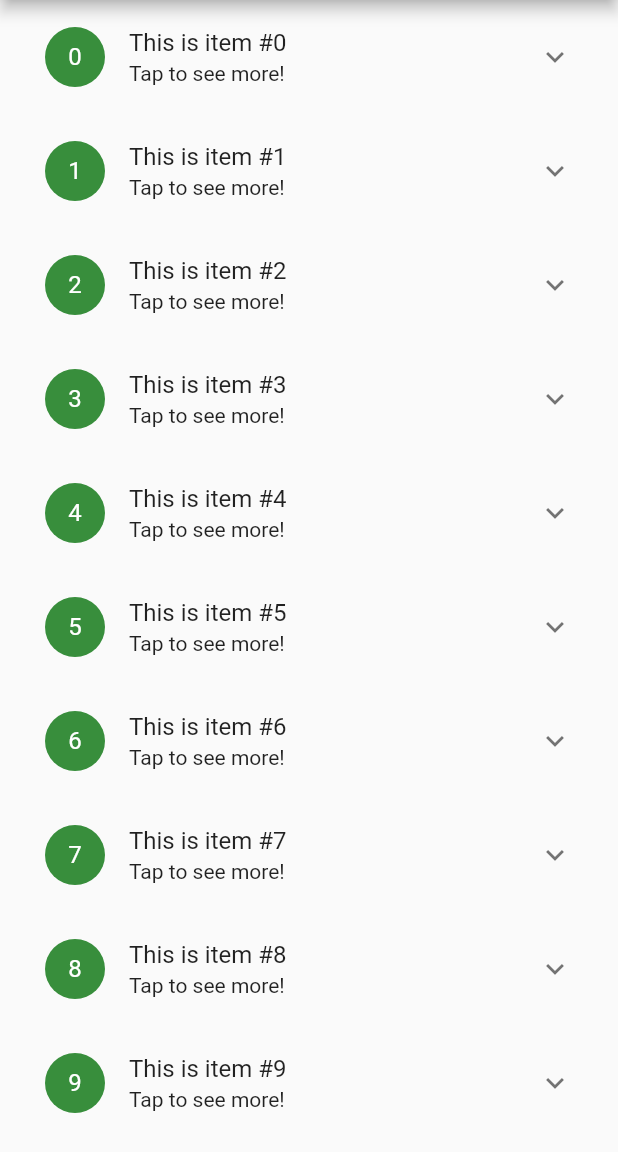
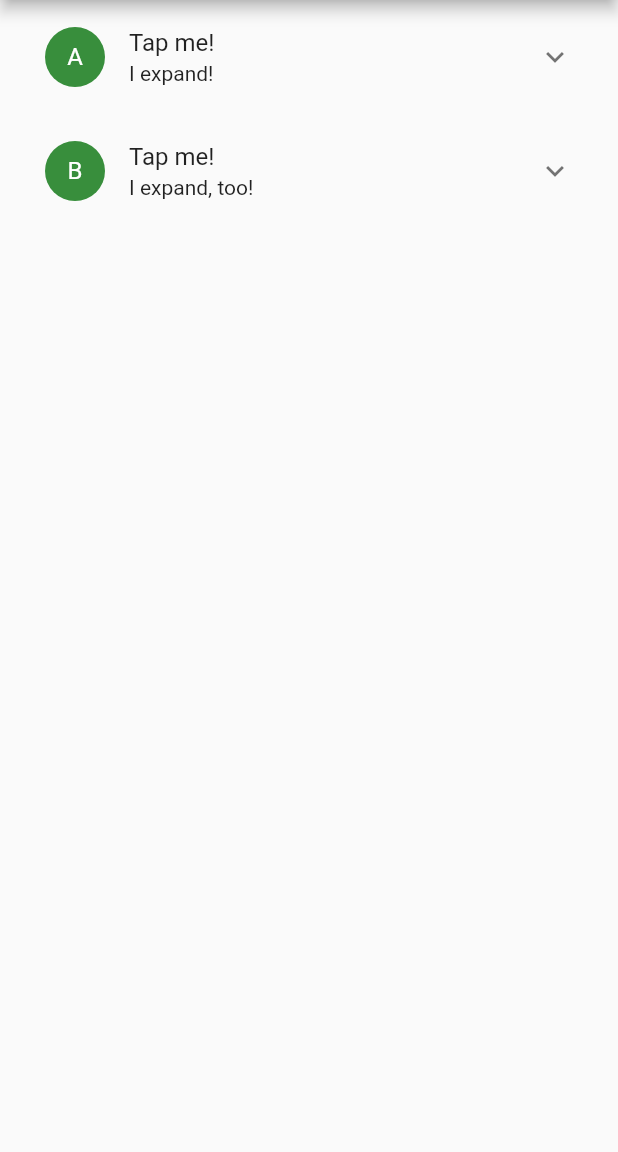
Before and after one commit to Skylled/expansion_tile_card, a Flutter app: the screen it shows after launch, on a phone screen of 412 x 824 dp, the part 84-1236 px from its top. Run offline on Flutter 3.47's test engine with Material 2 defaults, Android fonts, the phone set to English and light mode, and no system bars.

Commit message:
Rework example to show controlling another card Issue #10

```diff
--- a/example/lib/main.dart
+++ b/example/lib/main.dart
@@ -26,19 +26,25 @@ class MyHomePage extends StatefulWidget {
 }
 
 class _MyHomePageState extends State<MyHomePage> {
+
+  final GlobalKey<ExpansionTileCardState> cardA = new GlobalKey();
+  final GlobalKey<ExpansionTileCardState> cardB = new GlobalKey();
+
   @override
   Widget build(BuildContext context) {
     return Scaffold(
       appBar: AppBar(
         title: Text(widget.title),
       ),
-      body: ListView.builder(itemBuilder: (BuildContext context, int index) {
-        return Padding(
+      body: ListView(
+        children: <Widget>[
+          Padding(
             padding: const EdgeInsets.symmetric(horizontal: 12.0),
             child: ExpansionTileCard(
-            leading: CircleAvatar(child: Text('$index')),
-            title: Text('This is item #$index'),
-            subtitle: Text('Tap to see more!'),
+              key: cardA,
+              leading: CircleAvatar(child: Text('A')),
+              title: Text('Tap me!'),
+              subtitle: Text('I expand!'),
               children: <Widget>[
                 Divider(
                   thickness: 1.0,
@@ -54,7 +60,9 @@ class _MyHomePageState extends State<MyHomePage> {
                     child: Text(
 """Hi there, I'm a drop-in replacement for Flutter's ExpansionTile.
 
-Use me any time you think your app could benefit from being just a bit more Material.""",
+Use me any time you think your app could benefit from being just a bit more Material.
+
+These buttons control the next card down!""",
                       style: Theme.of(context)
                           .textTheme
                           .bodyText2
@@ -70,24 +78,12 @@ Use me any time you think your app could benefit from being just a bit more Mate
                     FlatButton(
                       shape: RoundedRectangleBorder(
                           borderRadius: BorderRadius.circular(4.0)),
-                    onPressed: () {},
+                      onPressed: () {
+                        cardB.currentState?.expand();
+                      },
                       child: Column(
                         children: <Widget>[
-                        Icon(Icons.star),
-                        Padding(
-                          padding: const EdgeInsets.symmetric(vertical: 2.0),
-                        ),
-                        Text('Save'),
-                      ],
-                    ),
-                  ),
-                  FlatButton(
-                    shape: RoundedRectangleBorder(
-                        borderRadius: BorderRadius.circular(4.0)),
-                    onPressed: () {},
-                    child: Column(
-                      children: <Widget>[
-                        Icon(Icons.open_in_browser),
+                          Icon(Icons.arrow_downward),
                           Padding(
                             padding: const EdgeInsets.symmetric(vertical: 2.0),
                           ),
@@ -98,14 +94,32 @@ Use me any time you think your app could benefit from being just a bit more Mate
                     FlatButton(
                       shape: RoundedRectangleBorder(
                           borderRadius: BorderRadius.circular(4.0)),
-                    onPressed: () {},
+                      onPressed: () {
+                        cardB.currentState?.collapse();
+                      },
                       child: Column(
                         children: <Widget>[
-                        Icon(Icons.share),
+                          Icon(Icons.arrow_upward),
                           Padding(
                             padding: const EdgeInsets.symmetric(vertical: 2.0),
                           ),
-                        Text('Share'),
+                          Text('Close'),
+                        ],
+                      ),
+                    ),
+                    FlatButton(
+                      shape: RoundedRectangleBorder(
+                          borderRadius: BorderRadius.circular(4.0)),
+                      onPressed: () {
+                        cardB.currentState?.toggleExpansion();
+                      },
+                      child: Column(
+                        children: <Widget>[
+                          Icon(Icons.swap_vert),
+                          Padding(
+                            padding: const EdgeInsets.symmetric(vertical: 2.0),
+                          ),
+                          Text('Toggle'),
                         ],
                       ),
                     ),
@@ -113,8 +127,99 @@ Use me any time you think your app could benefit from being just a bit more Mate
                 ),
               ],
             ),
-        );
-      }),
+          ),
+          Padding(
+            padding: const EdgeInsets.symmetric(horizontal: 12.0),
+            child: ExpansionTileCard(
+              key: cardB,
+              leading: CircleAvatar(child: Text('B')),
+              title: Text('Tap me!'),
+              subtitle: Text('I expand, too!'),
+              children: <Widget>[
+                Divider(
+                  thickness: 1.0,
+                  height: 1.0,
+                ),
+                Align(
+                  alignment: Alignment.centerLeft,
+                  child: Padding(
+                    padding: const EdgeInsets.symmetric(
+                      horizontal: 16.0,
+                      vertical: 8.0,
+                    ),
+                    child: Text(
+"""Hi there, I'm a drop-in replacement for Flutter's ExpansionTile.
+
+Use me any time you think your app could benefit from being just a bit more Material.
+
+These buttons control the card above!""",
+                      style: Theme.of(context)
+                          .textTheme
+                          .bodyText2
+                          .copyWith(fontSize: 16),
+                    ),
+                  ),
+                ),
+                ButtonBar(
+                  alignment: MainAxisAlignment.spaceAround,
+                  buttonHeight: 52.0,
+                  buttonMinWidth: 90.0,
+                  children: <Widget>[
+                    FlatButton(
+                      shape: RoundedRectangleBorder(
+                          borderRadius: BorderRadius.circular(4.0)),
+                      onPressed: () {
+                        cardA.currentState?.expand();
+                      },
+                      child: Column(
+                        children: <Widget>[
+                          Icon(Icons.arrow_downward),
+                          Padding(
+                            padding: const EdgeInsets.symmetric(vertical: 2.0),
+                          ),
+                          Text('Open'),
+                        ],
+                      ),
+                    ),
+                    FlatButton(
+                      shape: RoundedRectangleBorder(
+                          borderRadius: BorderRadius.circular(4.0)),
+                      onPressed: () {
+                        cardA.currentState?.collapse();
+                      },
+                      child: Column(
+                        children: <Widget>[
+                          Icon(Icons.arrow_upward),
+                          Padding(
+                            padding: const EdgeInsets.symmetric(vertical: 2.0),
+                          ),
+                          Text('Close'),
+                        ],
+                      ),
+                    ),
+                    FlatButton(
+                      shape: RoundedRectangleBorder(
+                          borderRadius: BorderRadius.circular(4.0)),
+                      onPressed: () {
+                        cardA.currentState?.toggleExpansion();
+                      },
+                      child: Column(
+                        children: <Widget>[
+                          Icon(Icons.swap_vert),
+                          Padding(
+                            padding: const EdgeInsets.symmetric(vertical: 2.0),
+                          ),
+                          Text('Toggle'),
+                        ],
+                      ),
+                    ),
+                  ],
+                ),
+              ],
+            ),
+          ),
+        ],
+      )
     );
   }
 }
```
Lines whose indentation alone changed are shown as unchanged.
